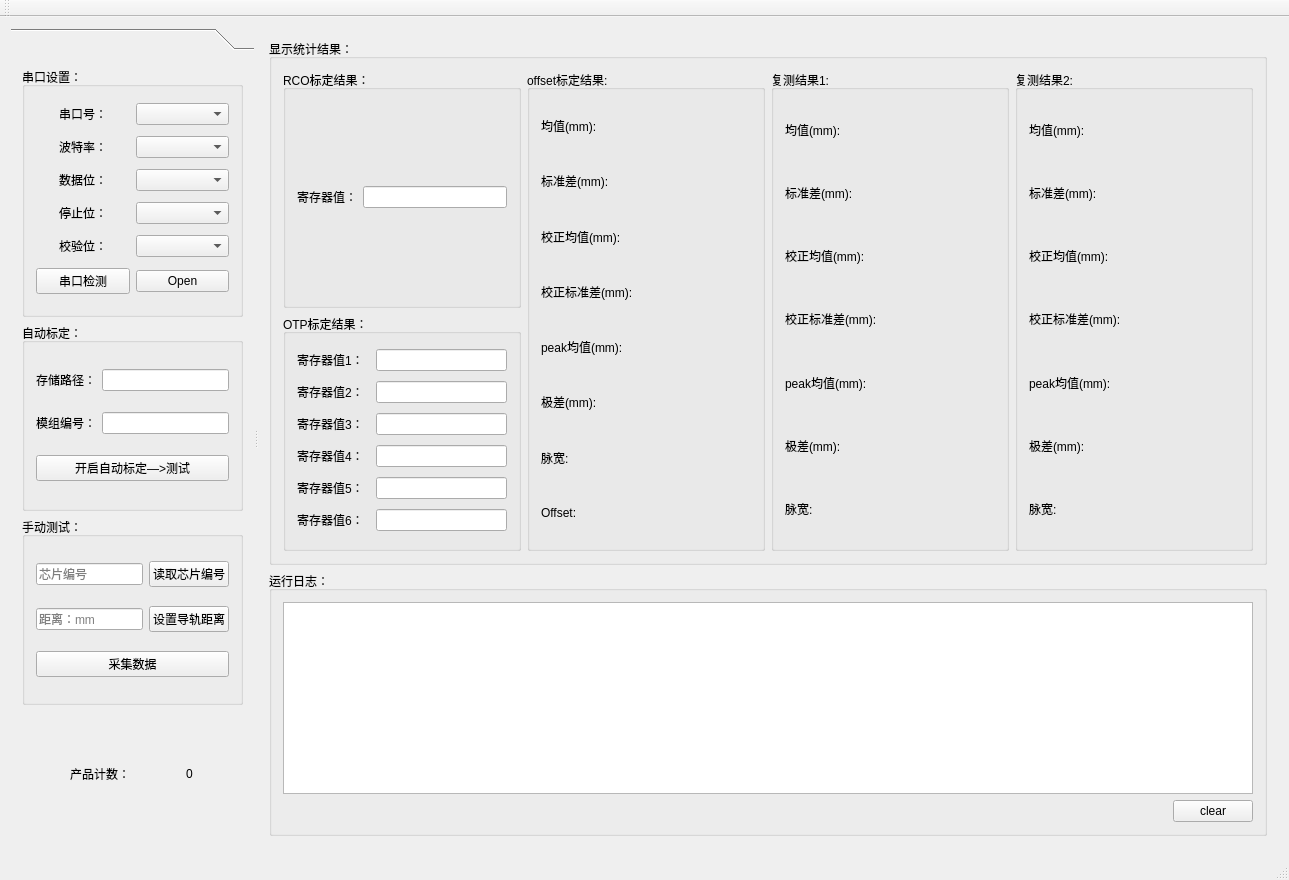
Above: mainwindow.ui from heathen557/vangogh_ATE before the change. Below: the same form after it.
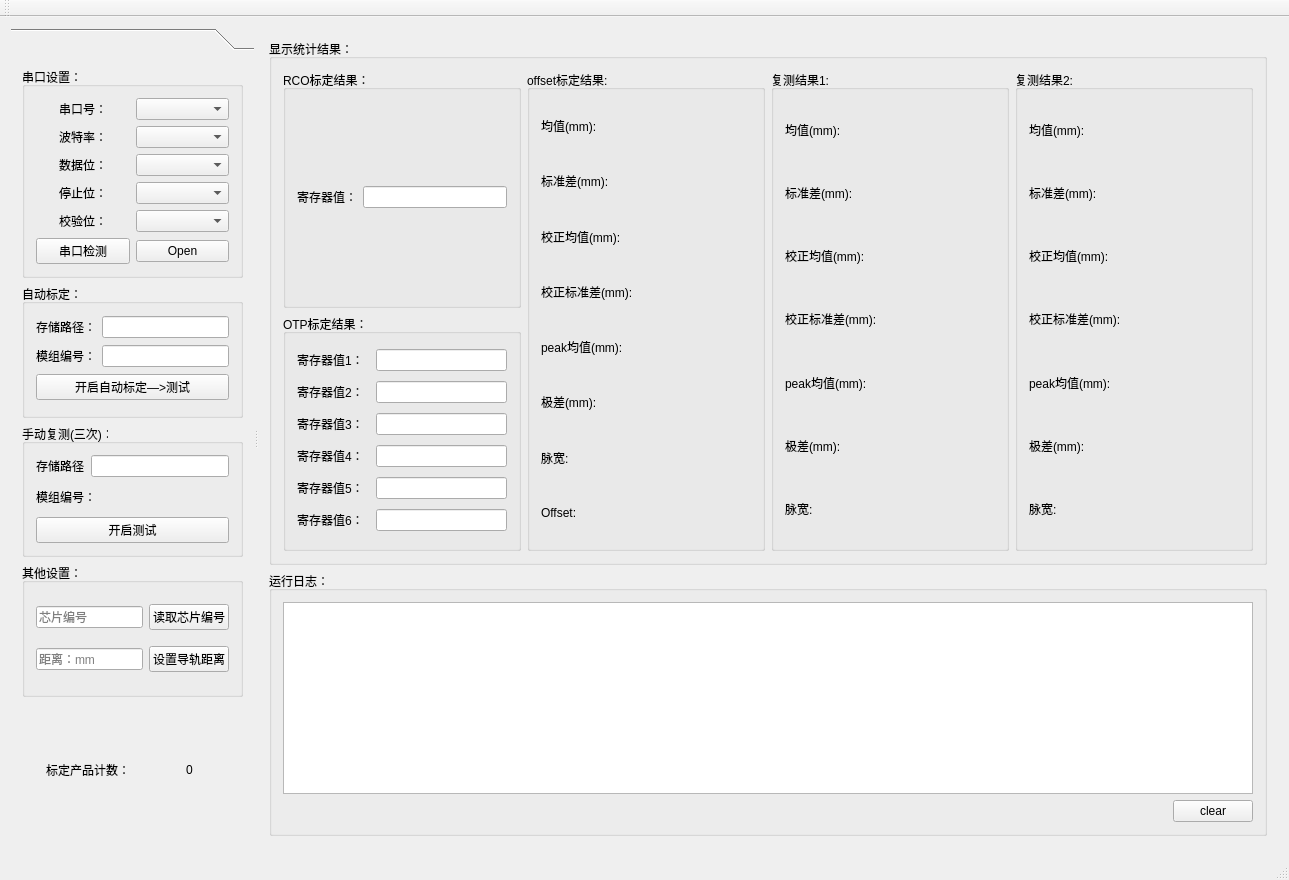
That is the form after the change. Icons and pictures are not drawn.

Diff of the .ui file:
```diff
--- a/mainwindow.ui
+++ b/mainwindow.ui
@@ -42,14 +42,14 @@
          <rect>
           <x>0</x>
           <y>0</y>
-          <width>232</width>
+          <width>249</width>
           <height>772</height>
          </rect>
         </property>
         <attribute name="label">
          <string/>
         </attribute>
-        <layout class="QGridLayout" name="gridLayout_7" rowstretch="4,3,3,2">
+        <layout class="QGridLayout" name="gridLayout_14">
          <item row="0" column="0">
           <widget class="QGroupBox" name="groupBox_3">
            <property name="styleSheet">
@@ -180,7 +180,55 @@
          <item row="2" column="0">
           <widget class="QGroupBox" name="groupBox_4">
            <property name="title">
-            <string>手动测试：</string>
+            <string>手动复测(三次)：</string>
+           </property>
+           <layout class="QGridLayout" name="gridLayout_7">
+            <item row="0" column="0">
+             <layout class="QHBoxLayout" name="horizontalLayout_17">
+              <item>
+               <widget class="QLabel" name="label_12">
+                <property name="text">
+                 <string>存储路径</string>
+                </property>
+               </widget>
+              </item>
+              <item>
+               <widget class="QLineEdit" name="manualTest_savePath_lineEdit"/>
+              </item>
+             </layout>
+            </item>
+            <item row="1" column="0">
+             <layout class="QHBoxLayout" name="horizontalLayout_29">
+              <item>
+               <widget class="QLabel" name="label_39">
+                <property name="text">
+                 <string>模组编号：</string>
+                </property>
+               </widget>
+              </item>
+              <item>
+               <widget class="QLabel" name="manual_moduleNUm_label">
+                <property name="text">
+                 <string/>
+                </property>
+               </widget>
+              </item>
+             </layout>
+            </item>
+            <item row="2" column="0">
+             <widget class="QPushButton" name="manual_getData_pushButton">
+              <property name="text">
+               <string>开启测试</string>
+              </property>
+             </widget>
+            </item>
+           </layout>
+          </widget>
+         </item>
+         <item row="3" column="0">
+          <widget class="QGroupBox" name="groupBox_10">
+           <property name="title">
+            <string>其他设置：</string>
            </property>
            <layout class="QGridLayout" name="gridLayout_5">
             <item row="0" column="0">
@@ -219,22 +267,15 @@
               </item>
              </layout>
             </item>
-            <item row="2" column="0">
-             <widget class="QPushButton" name="manual_getData_pushButton">
-              <property name="text">
-               <string>采集数据</string>
-              </property>
-             </widget>
-            </item>
            </layout>
           </widget>
          </item>
-         <item row="3" column="0">
+         <item row="4" column="0">
           <layout class="QHBoxLayout" name="horizontalLayout_20">
            <item>
             <widget class="QLabel" name="label_27">
              <property name="text">
-              <string>产品计数：</string>
+              <string>标定产品计数：</string>
              </property>
              <property name="alignment">
               <set>Qt::AlignRight|Qt::AlignTrailing|Qt::AlignVCenter</set>
```
Left out of the diff: 2 changed lines with no effect on the pictures.
